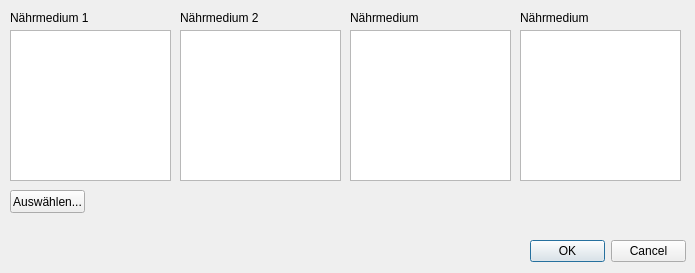
Old version of the form StreptoDB/UploadDialog.ui in the repository alexjanssen/StreptoDB.
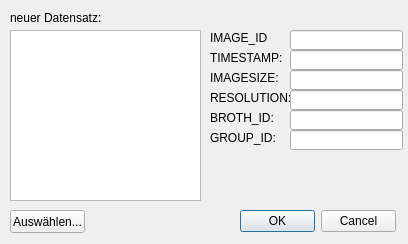
New version of the form.

Commit message:
UploadDialog added -Class and header file added -QT-ui file added -Class call in StreptoGUI added -Image-upload function copied from StreptoGUI
Isolat Class (now Image)
-changed to Image
-parameters changed to fit Images-Table

DBController
-adapted to Changes above

Diff of the .ui file:
```diff
--- a/StreptoDB/UploadDialog.ui
+++ b/StreptoDB/UploadDialog.ui
@@ -6,8 +6,8 @@
    <rect>
     <x>0</x>
     <y>0</y>
-    <width>695</width>
-    <height>273</height>
+    <width>408</width>
+    <height>244</height>
    </rect>
   </property>
   <property name="windowTitle">
@@ -16,8 +16,8 @@
   <widget class="QDialogButtonBox" name="buttonBox">
    <property name="geometry">
     <rect>
-     <x>530</x>
-     <y>240</y>
+     <x>240</x>
+     <y>210</y>
      <width>156</width>
      <height>23</height>
     </rect>
@@ -34,8 +34,8 @@
     <rect>
      <x>10</x>
      <y>30</y>
-     <width>161</width>
-     <height>151</height>
+     <width>191</width>
+     <height>171</height>
     </rect>
    </property>
   </widget>
@@ -43,7 +43,7 @@
    <property name="geometry">
     <rect>
      <x>10</x>
-     <y>190</y>
+     <y>210</y>
      <width>75</width>
      <height>23</height>
     </rect>
@@ -62,76 +62,145 @@
     </rect>
    </property>
    <property name="text">
-    <string>Nährmedium 1</string>
-   </property>
-  </widget>
-  <widget class="QGraphicsView" name="graphicsView_2">
-   <property name="geometry">
-    <rect>
-     <x>180</x>
-     <y>30</y>
-     <width>161</width>
-     <height>151</height>
-    </rect>
-   </property>
-  </widget>
-  <widget class="QGraphicsView" name="graphicsView_3">
-   <property name="geometry">
-    <rect>
-     <x>350</x>
-     <y>30</y>
-     <width>161</width>
-     <height>151</height>
-    </rect>
-   </property>
-  </widget>
-  <widget class="QGraphicsView" name="graphicsView_4">
-   <property name="geometry">
-    <rect>
-     <x>520</x>
-     <y>30</y>
-     <width>161</width>
-     <height>151</height>
-    </rect>
+    <string>neuer Datensatz:</string>
    </property>
   </widget>
   <widget class="QLabel" name="label_2">
    <property name="geometry">
     <rect>
-     <x>180</x>
-     <y>10</y>
+     <x>210</x>
+     <y>30</y>
      <width>81</width>
      <height>16</height>
     </rect>
    </property>
    <property name="text">
-    <string>Nährmedium 2</string>
+    <string>IMAGE_ID</string>
+   </property>
+  </widget>
+  <widget class="QLineEdit" name="lineEdit_image_id">
+   <property name="geometry">
+    <rect>
+     <x>290</x>
+     <y>30</y>
+     <width>113</width>
+     <height>20</height>
+    </rect>
    </property>
   </widget>
   <widget class="QLabel" name="label_3">
    <property name="geometry">
     <rect>
-     <x>350</x>
-     <y>10</y>
-     <width>71</width>
+     <x>210</x>
+     <y>50</y>
+     <width>81</width>
      <height>16</height>
     </rect>
    </property>
    <property name="text">
-    <string>Nährmedium 3l</string>
+    <string>TIMESTAMP:</string>
+   </property>
+  </widget>
+  <widget class="QLineEdit" name="lineEdit_timestamp">
+   <property name="geometry">
+    <rect>
+     <x>290</x>
+     <y>50</y>
+     <width>113</width>
+     <height>20</height>
+    </rect>
    </property>
   </widget>
   <widget class="QLabel" name="label_4">
    <property name="geometry">
     <rect>
-     <x>520</x>
-     <y>10</y>
-     <width>71</width>
+     <x>210</x>
+     <y>70</y>
+     <width>81</width>
      <height>16</height>
     </rect>
    </property>
    <property name="text">
-    <string>Nährmedium 4</string>
+    <string>IMAGESIZE:</string>
+   </property>
+  </widget>
+  <widget class="QLineEdit" name="lineEdit_imagesize">
+   <property name="geometry">
+    <rect>
+     <x>290</x>
+     <y>70</y>
+     <width>113</width>
+     <height>20</height>
+    </rect>
+   </property>
+  </widget>
+  <widget class="QLabel" name="label_5">
+   <property name="geometry">
+    <rect>
+     <x>210</x>
+     <y>90</y>
+     <width>81</width>
+     <height>16</height>
+    </rect>
+   </property>
+   <property name="text">
+    <string>RESOLUTION:</string>
+   </property>
+  </widget>
+  <widget class="QLineEdit" name="lineEdit_resolution">
+   <property name="geometry">
+    <rect>
+     <x>290</x>
+     <y>90</y>
+     <width>113</width>
+     <height>20</height>
+    </rect>
+   </property>
+  </widget>
+  <widget class="QLabel" name="label_6">
+   <property name="geometry">
+    <rect>
+     <x>210</x>
+     <y>110</y>
+     <width>81</width>
+     <height>16</height>
+    </rect>
+   </property>
+   <property name="text">
+    <string>BROTH_ID:</string>
+   </property>
+  </widget>
+  <widget class="QLineEdit" name="lineEdit_broth_id">
+   <property name="geometry">
+    <rect>
+     <x>290</x>
+     <y>110</y>
+     <width>113</width>
+     <height>20</height>
+    </rect>
+   </property>
+  </widget>
+  <widget class="QLabel" name="label_7">
+   <property name="geometry">
+    <rect>
+     <x>210</x>
+     <y>130</y>
+     <width>81</width>
+     <height>16</height>
+    </rect>
+   </property>
+   <property name="text">
+    <string>GROUP_ID:</string>
+   </property>
+  </widget>
+  <widget class="QLineEdit" name="lineEdit_group_id">
+   <property name="geometry">
+    <rect>
+     <x>290</x>
+     <y>130</y>
+     <width>113</width>
+     <height>20</height>
+    </rect>
    </property>
   </widget>
  </widget>
```
Left out of the diff: 31 changed lines with no effect on the pictures. The commit also changes 10 other files.
